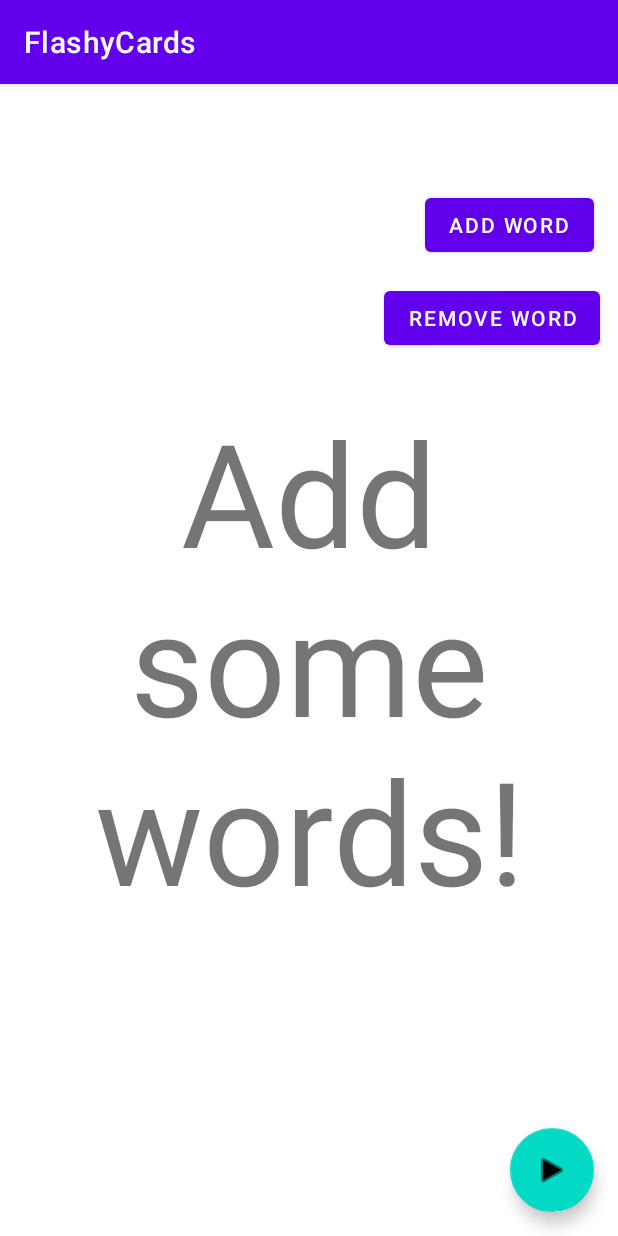
After one commit to skow0020/flashycards, an Android app: the WordsFragment screen opened through its navigation route, on a phone screen of 412 x 824 dp. The commit adds this screen. Run offline under Robolectric (Android 15) with nearby library versions, the phone set to English and light mode, and no system bars.

Commit message:
Add words fragment

```diff
--- a/app/build.gradle
+++ b/app/build.gradle
@@ -41,6 +41,9 @@ dependencies {
     implementation 'androidx.constraintlayout:constraintlayout:2.0.4'
     implementation 'androidx.navigation:navigation-fragment-ktx:2.3.1'
     implementation 'androidx.navigation:navigation-ui-ktx:2.3.1'
+    implementation 'androidx.legacy:legacy-support-v4:1.0.0'
+    implementation 'androidx.lifecycle:lifecycle-livedata-ktx:2.2.0'
+    implementation 'androidx.lifecycle:lifecycle-viewmodel-ktx:2.2.0'
     testImplementation 'junit:junit:4.+'
     androidTestImplementation 'androidx.test.ext:junit:1.1.2'
     androidTestImplementation 'androidx.test.espresso:espresso-core:3.3.0'
--- a/app/src/main/java/com/example/flashycards/MainFragment.kt
+++ b/app/src/main/java/com/example/flashycards/MainFragment.kt
@@ -31,5 +31,9 @@ class MainFragment : Fragment() {
         view.findViewById<Button>(R.id.numbersButton).setOnClickListener {
             findNavController().navigate(R.id.action_MainFragment_to_NumbersFragment)
         }
+
+        view.findViewById<Button>(R.id.wordsButton).setOnClickListener {
+            findNavController().navigate(R.id.action_MainFragment_to_WordsFragment)
+        }
     }
 }
--- /dev/null
+++ b/app/src/main/java/com/example/flashycards/WordsFragment.kt
@@ -0,0 +1,164 @@
+package com.example.flashycards
+
+import android.app.AlertDialog
+import android.os.Bundle
+import android.text.InputType
+import android.view.LayoutInflater
+import android.view.View
+import android.view.ViewGroup
+import android.widget.Button
+import android.widget.EditText
+import android.widget.TextView
+import androidx.fragment.app.Fragment
+import com.google.android.material.floatingactionbutton.FloatingActionButton
+import java.io.*
+import kotlin.random.Random
+
+class WordsFragment : Fragment() {
+    private var words = mutableListOf<String>()
+    private val wordsFile = "words.txt"
+
+    override fun onCreateView(
+        inflater: LayoutInflater, container: ViewGroup?,
+        savedInstanceState: Bundle?
+    ): View? {
+        return inflater.inflate(R.layout.fragment_words, container, false)
+    }
+
+    override fun onViewCreated(view: View, savedInstanceState: Bundle?) {
+        super.onViewCreated(view, savedInstanceState)
+
+        val shownWord = view.findViewById<TextView>(R.id.word)
+
+        createWordsFile()
+        loadWords()
+        if (words.count() == 0) shownWord.text = "Add some words!"
+        else shownWord.text = getRandomWord()
+
+        view.findViewById<FloatingActionButton>(R.id.fab).setOnClickListener { _ ->
+            if (words.count() > 0) shownWord.text = getRandomWord()
+        }
+
+        view.findViewById<Button>(R.id.addWord).setOnClickListener { _ ->
+            val alertDialog: AlertDialog.Builder = AlertDialog.Builder(view.context)
+            alertDialog.setTitle("Add a word")
+
+            val input = EditText(view.context)
+            input.inputType = InputType.TYPE_CLASS_TEXT
+            alertDialog.setView(input)
+
+            alertDialog.setPositiveButton(
+                "OK"
+            ) { _, _ ->
+                val newWord = input.text.toString()
+                if (newWord.isEmpty() || newWord.length > 12) {
+                    view.let { Utilities.showSnackbar(it, "Word should be between 1 and 12 characters") }
+                } else {
+                    addWordViaButton(newWord)
+                    shownWord.text = newWord
+                }
+            }
+
+            alertDialog.create()
+            alertDialog.show()
+        }
+
+        view.findViewById<Button>(R.id.removeWord).setOnClickListener { _ ->
+            val alertDialog: AlertDialog.Builder = AlertDialog.Builder(view.context)
+            alertDialog.setTitle("Remove a word")
+
+            val input = EditText(view.context)
+            input.inputType = InputType.TYPE_CLASS_TEXT
+            alertDialog.setView(input)
+
+            alertDialog.setPositiveButton("OK"
+            ) { _, _ ->
+                val wordToRemove = input.text.toString()
+                if (!words.contains(wordToRemove)) {
+                    view.let { Utilities.showSnackbar(it, "Word not found to remove") }
+                }
+                else {
+                    removeWord(wordToRemove)
+                    shownWord.text = getRandomWord()
+                }
+            }
+
+            alertDialog.create()
+            alertDialog.show()
+        }
+    }
+
+    private fun getRandomWord(): String {
+        if (words.count() == 0) return "Add some words!"
+        return words[Random.nextInt(0, words.count())]
+    }
+
+    private fun addWordViaButton(word: String) {
+        val file = getWordsFile()
+
+        if (file.length() <1 ) file.appendText(word)
+        else file.appendText(System.getProperty("line.separator") + word.trim())
+
+        words.add(word)
+    }
+
+    private fun removeWord(word: String) {
+        val wordsFile = getWordsFile()
+        val tempFile = getTempFile()
+
+        val reader = BufferedReader(FileReader(wordsFile))
+        val writer = BufferedWriter(FileWriter(tempFile))
+
+        var currentLine: String
+
+        var removed = false
+        try {
+            while (reader.readLine().also { currentLine = it } != null) {
+                if (currentLine == word) {
+                    removed = true
+                    continue
+                }
+                else if (currentLine == "") continue
+                writer.write(currentLine + System.getProperty("line.separator"))
+            }
+        } catch (ex: NullPointerException){
+            // Avoid it being null issue - probably a better way
+        }
+        finally {
+            writer.close()
+            reader.close()
+
+            if (removed) {
+                words.remove(word)
+                view?.let { Utilities.showSnackbar(it, "Word removed") }
+            }
+            else { view?.let { Utilities.showSnackbar(it, "Word not found") } }
+            tempFile.renameTo(wordsFile)
+        }
+    }
+
+    private fun loadWords() {
+        val file = getWordsFile()
+
+        val savedWords = file.readLines().toMutableList()
+        for (word: String in savedWords) words.add(word)
+    }
+
+    private fun createWordsFile(): Boolean {
+        val file = File(activity?.filesDir, wordsFile)
+
+        return file.createNewFile()
+    }
+
+    private fun getWordsFile(): File {
+        return File(activity?.filesDir, wordsFile)
+    }
+
+    private fun getTempFile(): File {
+        val file = File(activity?.filesDir, "temp.txt")
+
+        file.createNewFile()
+
+        return file
+    }
+}
--- /dev/null
+++ b/app/src/main/res/layout/fragment_words.xml
@@ -0,0 +1,53 @@
+<?xml version="1.0" encoding="utf-8"?>
+<androidx.constraintlayout.widget.ConstraintLayout xmlns:android="http://schemas.android.com/apk/res/android"
+    xmlns:app="http://schemas.android.com/apk/res-auto"
+    xmlns:tools="http://schemas.android.com/tools"
+    android:layout_width="match_parent"
+    android:layout_height="match_parent"
+    tools:context=".WordsFragment">
+
+    <TextView
+        android:id="@+id/word"
+        android:layout_width="wrap_content"
+        android:layout_height="wrap_content"
+        android:gravity="center"
+        android:textSize="96sp"
+        app:layout_constraintBottom_toBottomOf="parent"
+        app:layout_constraintEnd_toEndOf="parent"
+        app:layout_constraintStart_toStartOf="parent"
+        app:layout_constraintTop_toTopOf="parent" />
+
+    <Button
+        android:id="@+id/addWord"
+        android:layout_width="wrap_content"
+        android:layout_height="wrap_content"
+        android:layout_marginTop="70dp"
+        android:layout_marginEnd="16dp"
+        android:text="@string/add_word"
+        app:layout_constraintEnd_toEndOf="parent"
+        app:layout_constraintTop_toTopOf="parent" />
+
+    <Button
+        android:id="@+id/removeWord"
+        android:layout_width="wrap_content"
+        android:layout_height="wrap_content"
+        android:layout_marginTop="132dp"
+        android:layout_marginEnd="12dp"
+        android:text="@string/remove_word"
+        app:layout_constraintEnd_toEndOf="parent"
+        app:layout_constraintTop_toTopOf="parent" />
+
+    <com.google.android.material.floatingactionbutton.FloatingActionButton
+        android:id="@+id/fab"
+        android:layout_width="wrap_content"
+        android:layout_height="wrap_content"
+        android:layout_gravity="bottom|end"
+        android:layout_margin="@dimen/fab_margin"
+        android:layout_marginEnd="16dp"
+        android:layout_marginBottom="16dp"
+        android:contentDescription="@string/fab_content_activity_numbers"
+        app:layout_constraintBottom_toBottomOf="parent"
+        app:layout_constraintEnd_toEndOf="parent"
+        app:srcCompat="@android:drawable/ic_media_play" />
+
+</androidx.constraintlayout.widget.ConstraintLayout>
--- a/app/src/main/res/navigation/nav_graph.xml
+++ b/app/src/main/res/navigation/nav_graph.xml
@@ -17,6 +17,9 @@
         <action
             android:id="@+id/action_MainFragment_to_NumbersFragment"
             app:destination="@id/NumbersFragment" />
+        <action
+            android:id="@+id/action_MainFragment_to_WordsFragment"
+            app:destination="@id/WordsFragment" />
     </fragment>
     <fragment
         android:id="@+id/ColorsFragment"
@@ -37,4 +40,13 @@
             android:id="@+id/action_NumbersFragment_to_MainFragment"
             app:destination="@id/MainFragment" />
     </fragment>
+    <fragment
+        android:id="@+id/WordsFragment"
+        android:name="com.example.flashycards.WordsFragment"
+        android:label="words_fragment"
+        tools:layout="@layout/fragment_words" >
+        <action
+            android:id="@+id/action_WordsFragment_to_MainFragment"
+            app:destination="@id/MainFragment" />
+    </fragment>
 </navigation>
```
